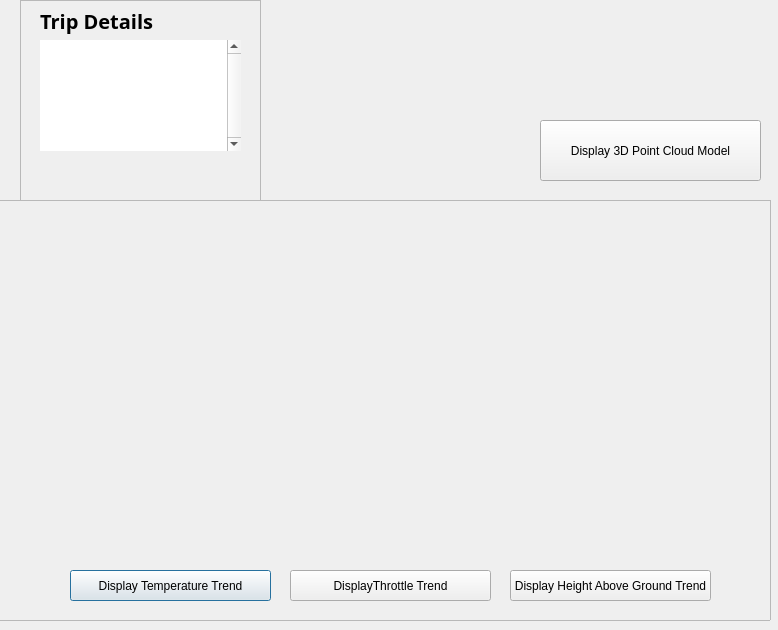
First picture: the form in src/Win/Argous Qt code base/ArgouseBaseSoftware/tripdata.ui, repository Wabinabi/Argos, before the edit.
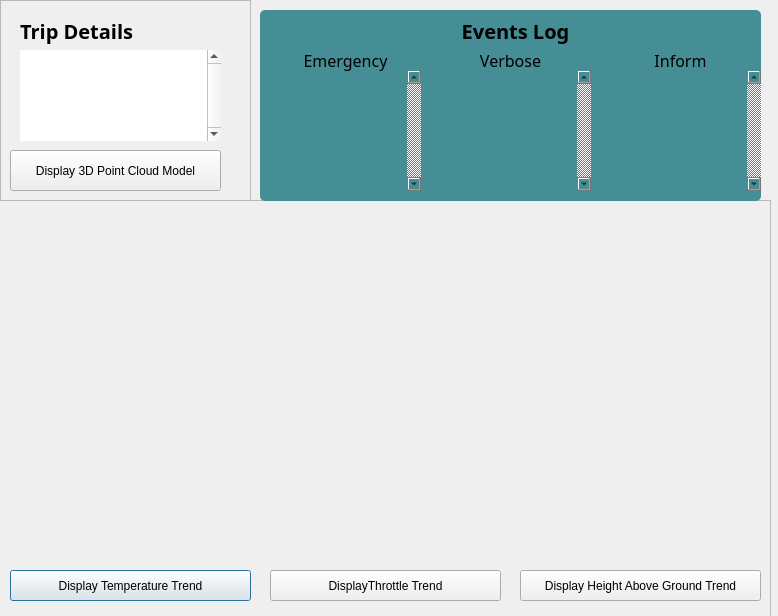
Second picture: the form after the edit.

Commit message: Formatted TripData page (ui) changes for events log

The edit to the form file:
```diff
--- a/src/Win/Argous Qt code base/ArgouseBaseSoftware/tripdata.ui
+++ b/src/Win/Argous Qt code base/ArgouseBaseSoftware/tripdata.ui
@@ -7,7 +7,7 @@
     <x>0</x>
     <y>0</y>
     <width>778</width>
-    <height>630</height>
+    <height>616</height>
    </rect>
   </property>
   <property name="windowTitle">
@@ -31,9 +31,9 @@
    <widget class="QStackedWidget" name="stackedWidget">
     <property name="geometry">
      <rect>
-      <x>50</x>
+      <x>10</x>
       <y>10</y>
-      <width>701</width>
+      <width>771</width>
       <height>351</height>
      </rect>
     </property>
@@ -46,9 +46,9 @@
    <widget class="QPushButton" name="TempBtn">
     <property name="geometry">
      <rect>
-      <x>80</x>
+      <x>20</x>
       <y>370</y>
-      <width>201</width>
+      <width>241</width>
       <height>31</height>
      </rect>
     </property>
@@ -65,9 +65,9 @@
    <widget class="QPushButton" name="ThrottleBtn">
     <property name="geometry">
      <rect>
-      <x>300</x>
+      <x>280</x>
       <y>370</y>
-      <width>201</width>
+      <width>231</width>
       <height>31</height>
      </rect>
     </property>
@@ -78,9 +78,9 @@
    <widget class="QPushButton" name="AltitudeBtn">
     <property name="geometry">
      <rect>
-      <x>520</x>
+      <x>530</x>
       <y>370</y>
-      <width>201</width>
+      <width>241</width>
       <height>31</height>
      </rect>
     </property>
@@ -92,9 +92,9 @@
   <widget class="QFrame" name="frame">
    <property name="geometry">
     <rect>
-     <x>20</x>
+     <x>0</x>
      <y>0</y>
-     <width>241</width>
+     <width>251</width>
      <height>201</height>
     </rect>
    </property>
@@ -108,7 +108,7 @@
     <property name="geometry">
      <rect>
       <x>20</x>
-      <y>0</y>
+      <y>10</y>
       <width>221</width>
       <height>41</height>
      </rect>
@@ -131,9 +131,9 @@
     <property name="geometry">
      <rect>
       <x>20</x>
-      <y>40</y>
+      <y>50</y>
       <width>201</width>
-      <height>111</height>
+      <height>91</height>
      </rect>
     </property>
     <property name="styleSheet">
@@ -156,23 +156,237 @@
      <bool>true</bool>
     </property>
    </widget>
+   <widget class="QPushButton" name="DisplayModel">
+    <property name="geometry">
+     <rect>
+      <x>10</x>
+      <y>150</y>
+      <width>211</width>
+      <height>41</height>
+     </rect>
+    </property>
+    <property name="text">
+     <string>Display 3D Point Cloud Model</string>
+    </property>
+   </widget>
   </widget>
-  <widget class="QPushButton" name="DisplayModel">
+  <widget class="QFrame" name="frame_4">
    <property name="geometry">
     <rect>
-     <x>540</x>
-     <y>120</y>
-     <width>221</width>
-     <height>61</height>
+     <x>260</x>
+     <y>10</y>
+     <width>501</width>
+     <height>191</height>
     </rect>
    </property>
-   <property name="text">
-    <string>Display 3D Point Cloud Model</string>
+   <property name="autoFillBackground">
+    <bool>false</bool>
    </property>
+   <property name="styleSheet">
+    <string notr="true">background-color: rgb(69, 142, 149);
+border-radius: 5px;</string>
+   </property>
+   <property name="frameShape">
+    <enum>QFrame::StyledPanel</enum>
+   </property>
+   <property name="frameShadow">
+    <enum>QFrame::Raised</enum>
+   </property>
+   <widget class="QTextEdit" name="droneEvents_3">
+    <property name="geometry">
+     <rect>
+      <x>0</x>
+      <y>60</y>
+      <width>161</width>
+      <height>121</height>
+     </rect>
+    </property>
+    <property name="styleSheet">
+     <string notr="true">
+border-radius: 5px;
+
+
+QTextEdit { padding-left:7; padding-top:7; padding-bottom:7; padding-right:7}</string>
+    </property>
+    <property name="frameShape">
+     <enum>QFrame::NoFrame</enum>
+    </property>
+    <property name="lineWidth">
+     <number>0</number>
+    </property>
+    <property name="verticalScrollBarPolicy">
+     <enum>Qt::ScrollBarAlwaysOn</enum>
+    </property>
+    <property name="readOnly">
+     <bool>true</bool>
+    </property>
+   </widget>
+   <widget class="QLabel" name="label_4">
+    <property name="geometry">
+     <rect>
+      <x>60</x>
+      <y>0</y>
+      <width>391</width>
+      <height>41</height>
+     </rect>
+    </property>
+    <property name="font">
+     <font>
+      <family>Bahnschrift SemiBold</family>
+      <pointsize>15</pointsize>
+      <bold>true</bold>
+     </font>
+    </property>
+    <property name="cursor">
+     <cursorShape>ArrowCursor</cursorShape>
+    </property>
+    <property name="text">
+     <string>Events Log</string>
+    </property>
+    <property name="alignment">
+     <set>Qt::AlignCenter</set>
+    </property>
+   </widget>
+   <widget class="QTextEdit" name="droneEvents_4">
+    <property name="geometry">
+     <rect>
+      <x>170</x>
+      <y>60</y>
+      <width>161</width>
+      <height>121</height>
+     </rect>
+    </property>
+    <property name="styleSheet">
+     <string notr="true">
+border-radius: 5px;
+
+
+QTextEdit { padding-left:7; padding-top:7; padding-bottom:7; padding-right:7}</string>
+    </property>
+    <property name="frameShape">
+     <enum>QFrame::NoFrame</enum>
+    </property>
+    <property name="lineWidth">
+     <number>0</number>
+    </property>
+    <property name="verticalScrollBarPolicy">
+     <enum>Qt::ScrollBarAlwaysOn</enum>
+    </property>
+    <property name="readOnly">
+     <bool>true</bool>
+    </property>
+   </widget>
+   <widget class="QTextEdit" name="droneEvents_5">
+    <property name="geometry">
+     <rect>
+      <x>340</x>
+      <y>60</y>
+      <width>161</width>
+      <height>121</height>
+     </rect>
+    </property>
+    <property name="styleSheet">
+     <string notr="true">
+border-radius: 5px;
+
+
+QTextEdit { padding-left:7; padding-top:7; padding-bottom:7; padding-right:7}</string>
+    </property>
+    <property name="frameShape">
+     <enum>QFrame::NoFrame</enum>
+    </property>
+    <property name="lineWidth">
+     <number>0</number>
+    </property>
+    <property name="verticalScrollBarPolicy">
+     <enum>Qt::ScrollBarAlwaysOn</enum>
+    </property>
+    <property name="readOnly">
+     <bool>true</bool>
+    </property>
+   </widget>
+   <widget class="QLabel" name="label_5">
+    <property name="geometry">
+     <rect>
+      <x>10</x>
+      <y>40</y>
+      <width>151</width>
+      <height>21</height>
+     </rect>
+    </property>
+    <property name="font">
+     <font>
+      <family>Bahnschrift Light</family>
+      <pointsize>12</pointsize>
+      <bold>false</bold>
+     </font>
+    </property>
+    <property name="cursor">
+     <cursorShape>ArrowCursor</cursorShape>
+    </property>
+    <property name="text">
+     <string>Emergency</string>
+    </property>
+    <property name="alignment">
+     <set>Qt::AlignCenter</set>
+    </property>
+   </widget>
+   <widget class="QLabel" name="label_6">
+    <property name="geometry">
+     <rect>
+      <x>170</x>
+      <y>40</y>
+      <width>161</width>
+      <height>21</height>
+     </rect>
+    </property>
+    <property name="font">
+     <font>
+      <family>Bahnschrift Light</family>
+      <pointsize>12</pointsize>
+      <bold>false</bold>
+     </font>
+    </property>
+    <property name="cursor">
+     <cursorShape>ArrowCursor</cursorShape>
+    </property>
+    <property name="text">
+     <string>Verbose</string>
+    </property>
+    <property name="alignment">
+     <set>Qt::AlignCenter</set>
+    </property>
+   </widget>
+   <widget class="QLabel" name="label_7">
+    <property name="geometry">
+     <rect>
+      <x>340</x>
+      <y>40</y>
+      <width>161</width>
+      <height>21</height>
+     </rect>
+    </property>
+    <property name="font">
+     <font>
+      <family>Bahnschrift Light</family>
+      <pointsize>12</pointsize>
+      <bold>false</bold>
+     </font>
+    </property>
+    <property name="cursor">
+     <cursorShape>ArrowCursor</cursorShape>
+    </property>
+    <property name="text">
+     <string>Inform</string>
+    </property>
+    <property name="alignment">
+     <set>Qt::AlignCenter</set>
+    </property>
+   </widget>
   </widget>
   <zorder>frame</zorder>
   <zorder>frame_3</zorder>
-  <zorder>DisplayModel</zorder>
+  <zorder>frame_4</zorder>
  </widget>
  <resources/>
  <connections/>
```
